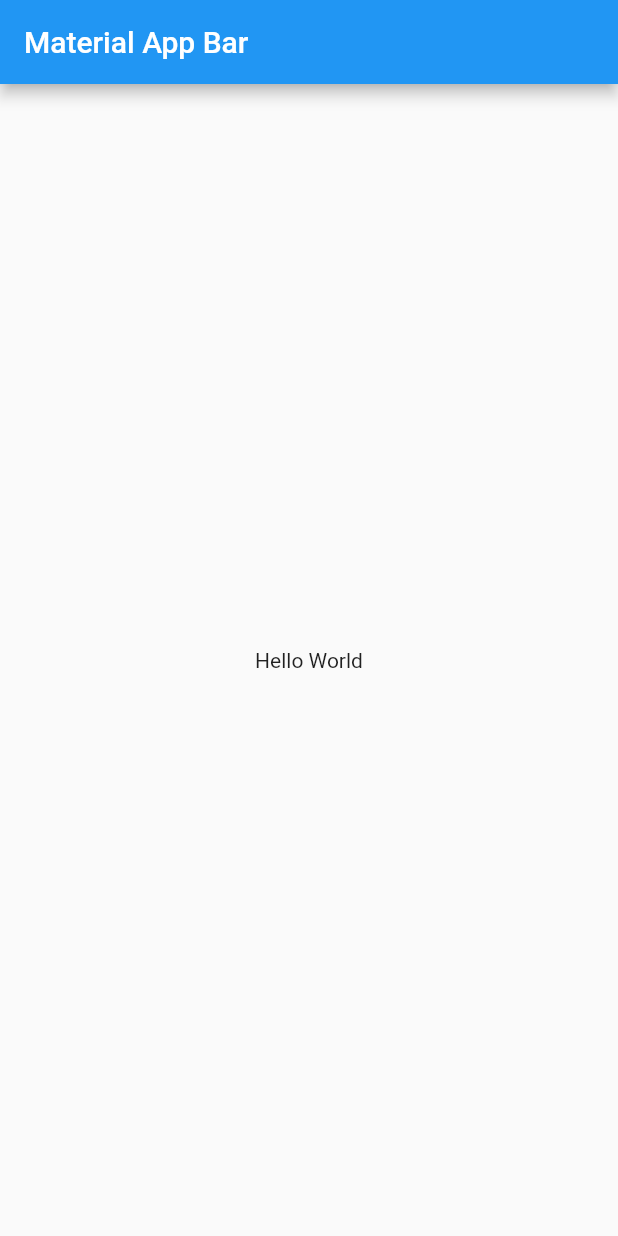
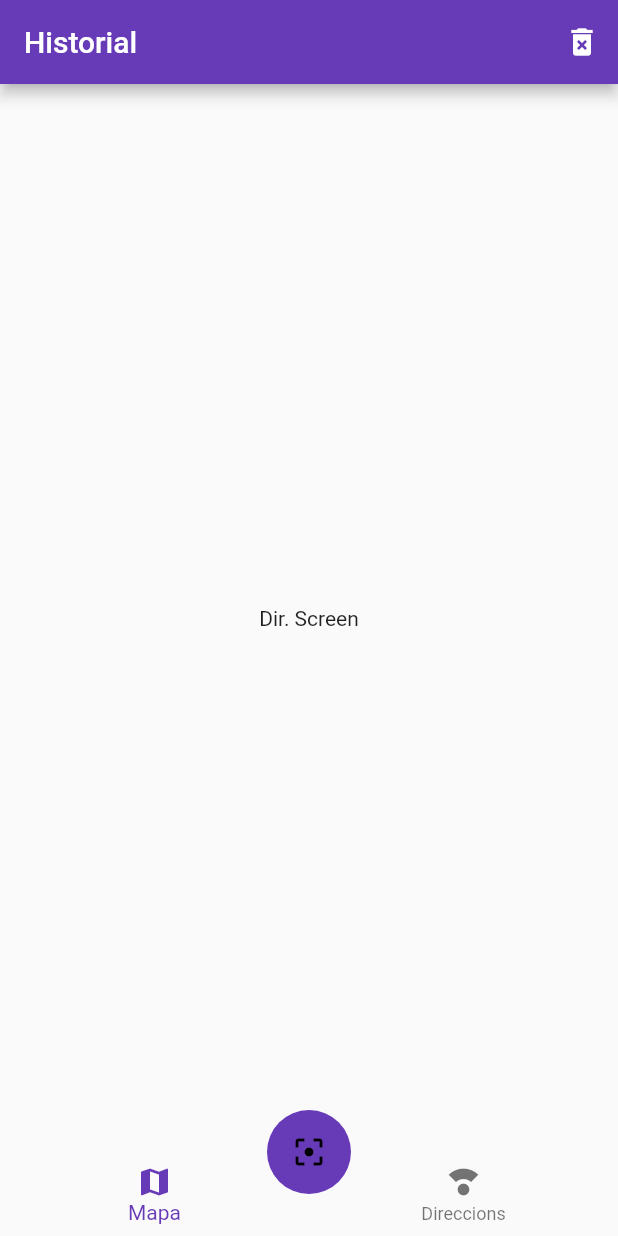
Before and after one commit to jaumecf/qr_scan, a Flutter app: the screen it shows after launch, on a phone screen of 412 x 824 dp. Run offline on Flutter 3.47's test engine with Material 2 defaults, Android fonts, the phone set to English and light mode, and no system bars.

```diff
--- a/lib/main.dart
+++ b/lib/main.dart
@@ -1,4 +1,6 @@
 import 'package:flutter/material.dart';
+import 'package:qr_scan/screens/home_screen.dart';
+import 'package:qr_scan/screens/mapa_screen.dart';
 
 void main() => runApp(MyApp());
 
@@ -6,15 +8,20 @@ class MyApp extends StatelessWidget {
   @override
   Widget build(BuildContext context) {
     return MaterialApp(
-      title: 'Material App',
-      home: Scaffold(
-        appBar: AppBar(
-          title: Text('Material App Bar'),
+      debugShowCheckedModeBanner: false,
+      title: 'QR Reader',
+      initialRoute: 'home',
+      routes: {
+        'home': (_) => HomeScreen(),
+        'mapa': (_) => MapaScreen(),
+      },
+      theme: ThemeData(
+        // No es pot emprar colorPrimary des de l'actualització de Flutter
+        colorScheme: ColorScheme.light().copyWith(
+          primary: Colors.deepPurple,
         ),
-        body: Center(
-          child: Container(
-            child: Text('Hello World'),
-          ),
+        floatingActionButtonTheme: FloatingActionButtonThemeData(
+          backgroundColor: Colors.deepPurple,
         ),
       ),
     );
--- /dev/null
+++ b/lib/screens/direccions_screen.dart
@@ -0,0 +1,12 @@
+import 'package:flutter/material.dart';
+
+class DireccionsScreen extends StatelessWidget {
+  const DireccionsScreen({Key? key}) : super(key: key);
+
+  @override
+  Widget build(BuildContext context) {
+    return Center(
+      child: Text('Dir. Screen'),
+    );
+  }
+}
--- /dev/null
+++ b/lib/screens/home_screen.dart
@@ -0,0 +1,47 @@
+import 'package:flutter/material.dart';
+import 'package:qr_scan/screens/screens.dart';
+import 'package:qr_scan/widgets/widgets.dart';
+
+class HomeScreen extends StatelessWidget {
+  const HomeScreen({Key? key}) : super(key: key);
+
+  @override
+  Widget build(BuildContext context) {
+    return Scaffold(
+      appBar: AppBar(
+        title: Text('Historial'),
+        actions: [
+          IconButton(
+            icon: Icon(Icons.delete_forever),
+            onPressed: () {},
+          )
+        ],
+      ),
+      body: _HomeScreenBody(),
+      bottomNavigationBar: CustomNavigationBar(),
+      floatingActionButton: ScanButton(),
+      floatingActionButtonLocation: FloatingActionButtonLocation.centerDocked,
+    );
+  }
+}
+
+class _HomeScreenBody extends StatelessWidget {
+  const _HomeScreenBody({Key? key}) : super(key: key);
+
+  @override
+  Widget build(BuildContext context) {
+    // Canviar per a anar canviant entre pantalles
+    final currentIndex = 1;
+
+    switch (currentIndex) {
+      case 0:
+        return MapasScreen();
+
+      case 1:
+        return DireccionsScreen();
+
+      default:
+        return MapasScreen();
+    }
+  }
+}
--- /dev/null
+++ b/lib/screens/mapa_screen.dart
@@ -0,0 +1,12 @@
+import 'package:flutter/material.dart';
+
+class MapaScreen extends StatelessWidget {
+  const MapaScreen({Key? key}) : super(key: key);
+
+  @override
+  Widget build(BuildContext context) {
+    return Scaffold(
+      body: Center(child: Text('Home Screen')),
+    );
+  }
+}
--- /dev/null
+++ b/lib/screens/mapas_screen.dart
@@ -0,0 +1,12 @@
+import 'package:flutter/material.dart';
+
+class MapasScreen extends StatelessWidget {
+  const MapasScreen({Key? key}) : super(key: key);
+
+  @override
+  Widget build(BuildContext context) {
+    return Center(
+      child: Text('Mapas Screen'),
+    );
+  }
+}
--- /dev/null
+++ b/lib/screens/screens.dart
@@ -0,0 +1,4 @@
+export 'package:qr_scan/screens/home_screen.dart';
+export 'package:qr_scan/screens/mapa_screen.dart';
+export 'package:qr_scan/screens/mapas_screen.dart';
+export 'package:qr_scan/screens/direccions_screen.dart';
--- /dev/null
+++ b/lib/widgets/custom_navigatorbar.dart
@@ -0,0 +1,22 @@
+import 'package:flutter/material.dart';
+
+class CustomNavigationBar extends StatelessWidget {
+  @override
+  Widget build(BuildContext context) {
+    final currentIndex = 0;
+
+    return BottomNavigationBar(
+        elevation: 0,
+        currentIndex: currentIndex,
+        items: <BottomNavigationBarItem>[
+          BottomNavigationBarItem(
+            icon: Icon(Icons.map),
+            label: 'Mapa',
+          ),
+          BottomNavigationBarItem(
+            icon: Icon(Icons.compass_calibration),
+            label: 'Direccions',
+          )
+        ]);
+  }
+}
--- /dev/null
+++ b/lib/widgets/scan_bottom.dart
@@ -0,0 +1,18 @@
+import 'package:flutter/material.dart';
+
+class ScanButton extends StatelessWidget {
+  const ScanButton({Key? key}) : super(key: key);
+
+  @override
+  Widget build(BuildContext context) {
+    return FloatingActionButton(
+      elevation: 0,
+      child: Icon(
+        Icons.filter_center_focus,
+      ),
+      onPressed: () {
+        print('Botó polsat!');
+      },
+    );
+  }
+}
--- /dev/null
+++ b/lib/widgets/widgets.dart
@@ -0,0 +1,2 @@
+export 'package:qr_scan/widgets/custom_navigatorbar.dart';
+export 'package:qr_scan/widgets/scan_bottom.dart';
--- a/pubspec.yaml
+++ b/pubspec.yaml
@@ -34,6 +34,7 @@ dependencies:
   # The following adds the Cupertino Icons font to your application.
   # Use with the CupertinoIcons class for iOS style icons.
   cupertino_icons: ^1.0.2
+  provider: ^6.0.2
 
 dev_dependencies:
   flutter_test:
```
Also changed, not shown: pubspec.lock, 1 other file.
